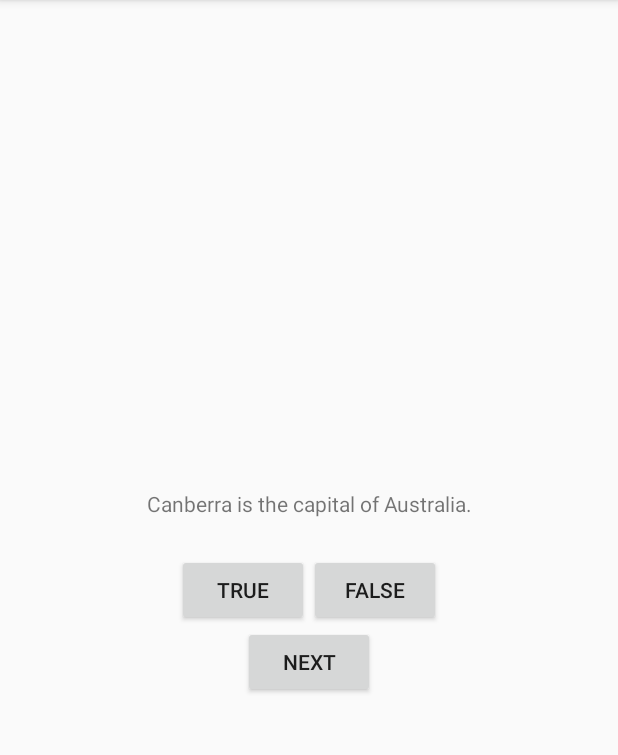
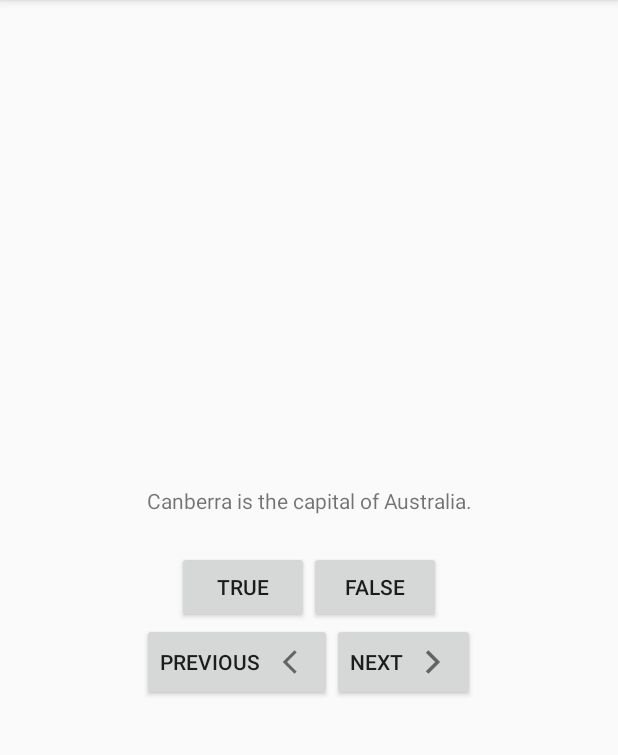
Before and after one commit to sultanularefin/GeoQuiz, an Android app: the screen it shows after launch (MainActivity), on a phone screen of 412 x 824 dp, the part 84-839 px from its top. Run offline under Robolectric (Android 15) with nearby library versions, the phone set to English and light mode, and no system bars.

```diff
--- a/app/src/main/res/layout/activity_main.xml
+++ b/app/src/main/res/layout/activity_main.xml
@@ -53,10 +53,28 @@
     <!--        app:layout_constraintRight_toRightOf="parent"-->
     <!--        app:layout_constraintTop_toTopOf="parent" />-->
 
+    <LinearLayout
+        android:layout_width="wrap_content"
+        android:layout_height="wrap_content"
+        android:orientation="horizontal">
+
+        <Button
+            android:id="@+id/previous_button"
+            android:layout_width="wrap_content"
+            android:layout_height="wrap_content"
+            android:text="@string/previous_button"
+            android:drawableEnd="@drawable/ic_arrow_back_ios"
+            android:drawablePadding="4dp" />
 
         <Button
             android:id="@+id/next_button"
             android:layout_width="wrap_content"
             android:layout_height="wrap_content"
-        android:text="@string/next_button" />
+            android:text="@string/next_button"
+            android:drawableEnd="@drawable/ic_arrow_forward_ios"
+            android:drawablePadding="4dp" />
+
     </LinearLayout>
+
+    <!--        android:text="@string/next_button" />-->
+</LinearLayout>
--- a/app/src/main/res/values/strings.xml
+++ b/app/src/main/res/values/strings.xml
@@ -20,6 +20,7 @@
     <string name="true_button">True</string>
     <string name="false_button">False</string>
     <string name="next_button">Next</string>
+    <string name="previous_button">Previous</string>
 
     <string name="correct_toast">Correct!</string>
     <string name="incorrect_toast">Incorrect!</string>
```
Also changed, not shown: app/src/main/java/com/arefinsultan/android/geoquiz/MainActivity.kt (+26 -1 lines), app/src/main/res/drawable-hdpi/ic_arrow_back_ios.png (added), app/src/main/res/drawable-hdpi/ic_arrow_forward_ios.png (added), app/src/main/res/drawable-mdpi/ic_arrow_back_ios.png (added), app/src/main/res/drawable-mdpi/ic_arrow_forward_ios.png (added), app/src/main/res/drawable-xhdpi/ic_arrow_back_ios.png (added), app/src/main/res/drawable-xhdpi/ic_arrow_forward_ios.png (added), app/src/main/res/drawable-xxhdpi/ic_arrow_back_ios.png (added), app/src/main/res/drawable-xxhdpi/ic_arrow_forward_ios.png (added), app/src/main/res/drawable-xxxhdpi/ic_arrow_back_ios.png (added), app/src/main/res/drawable-xxxhdpi/ic_arrow_forward_ios.png (added). Lines whose indentation alone changed are shown as unchanged.
